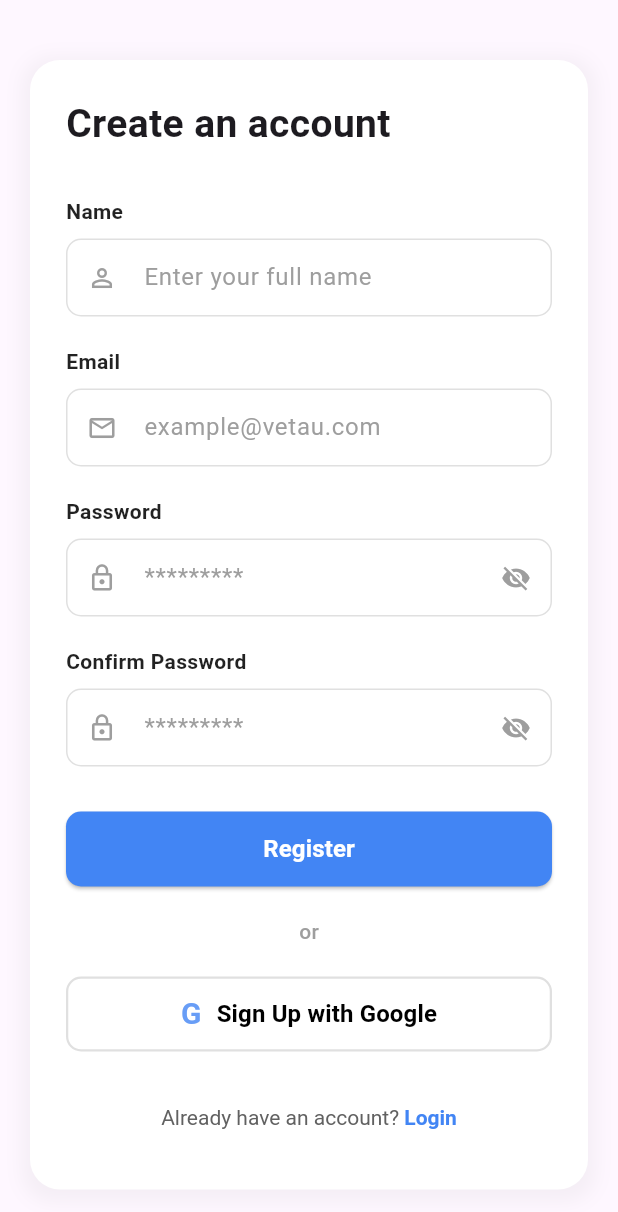
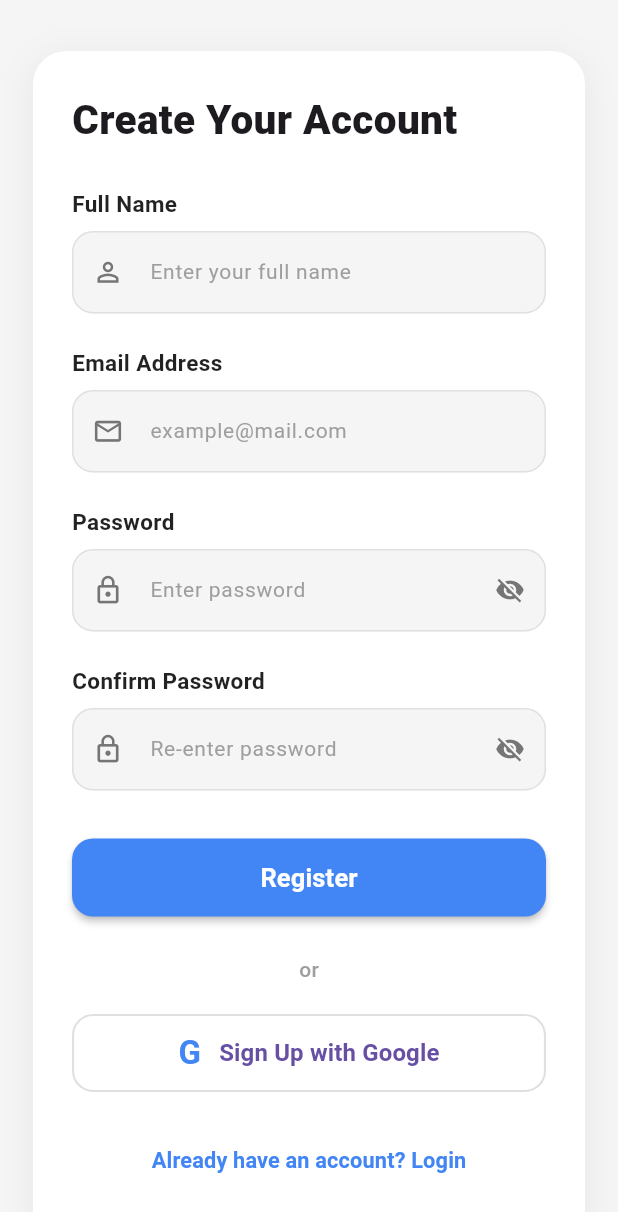
Before and after one commit to Bhushan791/Vetau, a Flutter app: the RegisterPage screen opened by its route, on a phone screen of 412 x 824 dp. Shown: the top 1212 px of the screen. Run offline on Flutter 3.47's test engine with Material 3 defaults, Android fonts, the phone set to English and light mode, and no system bars; our stand-ins replace app_links, flutter_riverpod, geocoding, geolocator, google_fonts, google_maps_flutter and 3 more; accounts and stored records are empty.

Commit message:
fixing the register page

```diff
--- a/frontend/lib/config/api_constants.dart
+++ b/frontend/lib/config/api_constants.dart
@@ -1,4 +1,4 @@
 class ApiConstants {
-  static const String baseUrl = "https://vetau.onrender.com/api/v1";
-  // static const String baseUrl = "http://192.168.1.65:8000/api/v1/users";
+  // static const String baseUrl = "https://vetau.onrender.com/api/v1";
+  static const String baseUrl = "http://192.168.1.65:8000/api/v1/users";
 }
--- a/frontend/lib/pages/register.dart
+++ b/frontend/lib/pages/register.dart
@@ -1,18 +1,18 @@
 import 'package:flutter/material.dart';
 import 'package:frontend/config/api_constants.dart';
 import 'package:frontend/config/google_oauth_service.dart';
+import 'package:frontend/pages/login.dart';
 import 'package:http/http.dart' as http;
 import 'dart:convert';
 import 'package:shared_preferences/shared_preferences.dart';
-import 'package:url_launcher/url_launcher.dart';
 
 const Color primaryBlue = Color(0xFF4285F4);
 const Color secondaryGray = Color(0xFFE0E0E0);
-const double cardPadding = 24.0;
+const double cardPadding = 26.0;
 const String apiBaseUrl = ApiConstants.baseUrl;
 
 // ---------------------------
-// Labeled Input Field
+// REUSABLE INPUT FIELD
 // ---------------------------
 class LabeledInputField extends StatelessWidget {
   final String label;
@@ -45,7 +45,7 @@ class LabeledInputField extends StatelessWidget {
           label,
           style: const TextStyle(
             fontWeight: FontWeight.w600,
-            fontSize: 14,
+            fontSize: 15,
             color: Colors.black87,
           ),
         ),
@@ -56,38 +56,44 @@ class LabeledInputField extends StatelessWidget {
           validator: validator,
           keyboardType: isPassword
               ? TextInputType.visiblePassword
-              : (label == 'Email' ? TextInputType.emailAddress : TextInputType.text),
+              : (label == 'Email'
+                  ? TextInputType.emailAddress
+                  : TextInputType.text),
+          style: const TextStyle(fontSize: 15, fontWeight: FontWeight.w500),
           decoration: InputDecoration(
             hintText: hintText,
-            hintStyle: TextStyle(color: Colors.grey[500]),
+            hintStyle: TextStyle(
+              color: Colors.grey[500],
+              fontSize: 14,
+              fontWeight: FontWeight.w400,
+            ),
+            filled: true,
+            fillColor: Colors.grey[100],
             border: OutlineInputBorder(
-              borderRadius: BorderRadius.circular(10.0),
-              borderSide: BorderSide(color: secondaryGray, width: 1.0),
+              borderRadius: BorderRadius.circular(14),
+              borderSide: BorderSide(color: secondaryGray, width: 1),
+            ),
+            enabledBorder: OutlineInputBorder(
+              borderRadius: BorderRadius.circular(14),
+              borderSide: BorderSide(color: Colors.grey.shade300, width: 1),
             ),
             focusedBorder: OutlineInputBorder(
-              borderRadius: BorderRadius.circular(10.0),
-              borderSide: const BorderSide(color: primaryBlue, width: 1.5),
+              borderRadius: BorderRadius.circular(14),
+              borderSide: const BorderSide(color: primaryBlue, width: 1.6),
             ),
-            enabledBorder: OutlineInputBorder(
-              borderRadius: BorderRadius.circular(10.0),
-              borderSide: BorderSide(color: secondaryGray, width: 1.0),
-            ),
-            prefixIcon: Icon(
-              prefixIcon,
-              color: Colors.grey[500],
-              size: 20,
-            ),
+            prefixIcon: Icon(prefixIcon, size: 21, color: Colors.grey[600]),
             suffixIcon: isPassword
                 ? IconButton(
                     icon: Icon(
                       isObscured ? Icons.visibility_off : Icons.visibility,
-                      color: Colors.grey,
+                      color: Colors.grey[600],
                       size: 20,
                     ),
                     onPressed: onToggleVisibility,
                   )
                 : null,
-            contentPadding: const EdgeInsets.symmetric(vertical: 14.0, horizontal: 10.0),
+            contentPadding: const EdgeInsets.symmetric(
+                vertical: 16, horizontal: 12),
           ),
         ),
       ],
@@ -96,7 +102,7 @@ class LabeledInputField extends StatelessWidget {
 }
 
 // ---------------------------
-// Register Page
+// REGISTER PAGE
 // ---------------------------
 class RegisterPage extends StatefulWidget {
   const RegisterPage({super.key});
@@ -126,9 +132,7 @@ class _RegisterPageState extends State<RegisterPage> {
     super.dispose();
   }
 
-  // ---------------------------
   // VALIDATIONS
-  // ---------------------------
   String? _validateEmail(String? value) {
     if (value == null || value.isEmpty) return 'Email is required';
     final emailRegex = RegExp(r'^[^\s@]+@[^\s@]+\.[^\s@]+$');
@@ -149,250 +153,249 @@ class _RegisterPageState extends State<RegisterPage> {
   }
 
   // ---------------------------
-  // SHARED PREFERENCES SAVE
-  // ---------------------------
-  Future<void> _saveUserData({
-    required String token,
-    required String fullName,
-    required String email,
-  }) async {
-    final prefs = await SharedPreferences.getInstance();
-    await prefs.setString('token', token);
-    await prefs.setString('fullName', fullName);
-    await prefs.setString('email', email);
-  }
-
-  // ---------------------------
   // REGISTER API CALL
   // ---------------------------
-  Future<void> _register() async {
-    if (!_formKey.currentState!.validate()) return;
+  Future<void> registerUser() async {
+    var request = http.MultipartRequest("POST", Uri.parse('$apiBaseUrl/users/register/'),);
 
-    setState(() => _isLoading = true);
+    request.fields["fullName"] = _nameController.text.trim();
+    request.fields["email"] = _emailController.text.trim();
+    request.fields["password"] = _passwordController.text.trim();
+    request.fields["authType"] = "normal";
+
+    print("Sending fields: ${request.fields}");
 
     try {
-      final response = await http.post(
-        Uri.parse('$apiBaseUrl/users/register/'),
-        headers: {'Content-Type': 'application/json'},
-        body: jsonEncode({
-          'fullName': _nameController.text.trim(),
-          'email': _emailController.text.trim(),
-          'password': _passwordController.text,
-          'authType': 'normal',
-        }),
-      );
+      var response = await request.send();
+      String body = await response.stream.bytesToString();
 
-      setState(() => _isLoading = false);
+      print("STATUS: ${response.statusCode}");
+      print("BODY: $body");
 
-      final data = jsonDecode(response.body);
-
-      print('STATUS: ${response.statusCode}');
-      print('BODY: $data');
-
-      if (response.statusCode == 201) {
-        // Save token and user info
-        await _saveUserData(
-          token: data['accessToken'],
-          fullName: data['user']['fullName'],
-          email: data['user']['email'],
+      if (response.statusCode == 201 || response.statusCode == 200) {
+        ScaffoldMessenger.of(context).showSnackBar(
+          const SnackBar(content: Text("Registration Successful!")),
         );
 
-        ScaffoldMessenger.of(context).showSnackBar(
-          const SnackBar(content: Text('Registration successful!'), backgroundColor: Colors.green),
+        Navigator.pushReplacement(
+          context,
+          MaterialPageRoute(builder: (_) => LoginPage()),
         );
-
-        // Clear form
-        _nameController.clear();
-        _emailController.clear();
-        _passwordController.clear();
-        _confirmPasswordController.clear();
-
-        // Navigate to home after delay
-        Future.delayed(const Duration(seconds: 2), () {
-          Navigator.pushReplacementNamed(context, '/home');
-        });
       } else {
         ScaffoldMessenger.of(context).showSnackBar(
-          SnackBar(
-            content: Text(data['message'] ?? 'Registration failed'),
-            backgroundColor: Colors.red,
-          ),
+          SnackBar(content: Text("Registration failed: $body")),
         );
       }
     } catch (e) {
-      setState(() => _isLoading = false);
+      print("Exception: $e");
       ScaffoldMessenger.of(context).showSnackBar(
-        SnackBar(
-          content: Text('Error: $e'),
-          backgroundColor: Colors.red,
-        ),
+        SnackBar(content: Text("Something went wrong: $e")),
       );
     }
   }
 
   // ---------------------------
-  // BUILD UI
+  // BUTTON HANDLER
+  // ---------------------------
+  void _register() async {
+    if (_formKey.currentState!.validate()) {
+      setState(() => _isLoading = true);
+
+      await registerUser();
+
+      if (mounted) {
+        setState(() => _isLoading = false);
+      }
+    }
+  }
+
+  // ---------------------------
+  // UI
   // ---------------------------
   @override
   Widget build(BuildContext context) {
     return Scaffold(
+      backgroundColor: Colors.grey[100],
       body: SafeArea(
         child: SingleChildScrollView(
-          padding: const EdgeInsets.symmetric(horizontal: 20.0, vertical: 40.0),
+          padding: const EdgeInsets.symmetric(horizontal: 22, vertical: 34),
           child: Center(
             child: Container(
+              padding: const EdgeInsets.all(cardPadding),
+              constraints: const BoxConstraints(maxWidth: 460),
               decoration: BoxDecoration(
                 color: Colors.white,
-                borderRadius: BorderRadius.circular(20.0),
+                borderRadius: BorderRadius.circular(22),
                 boxShadow: [
                   BoxShadow(
-                    color: Colors.grey.withOpacity(0.1),
-                    spreadRadius: 5,
-                    blurRadius: 10,
-                    offset: const Offset(0, 3),
+                    color: Colors.black.withOpacity(0.05),
+                    blurRadius: 18,
+                    spreadRadius: 2,
+                    offset: const Offset(0, 4),
                   ),
                 ],
               ),
-              padding: const EdgeInsets.all(cardPadding),
-              constraints: const BoxConstraints(maxWidth: 450),
               child: Form(
                 key: _formKey,
                 child: Column(
-                  crossAxisAlignment: CrossAxisAlignment.stretch,
-                  children: <Widget>[
+                  crossAxisAlignment: CrossAxisAlignment.start,
+                  children: [
                     const Text(
-                      'Create an account',
-                      style: TextStyle(fontSize: 26, fontWeight: FontWeight.bold),
+                      "Create Your Account",
+                      style: TextStyle(
+                        fontSize: 27,
+                        fontWeight: FontWeight.w800,
+                      ),
                     ),
-                    const SizedBox(height: 30),
+                    const SizedBox(height: 26),
 
-                    // Name
                     LabeledInputField(
-                      label: 'Name',
-                      hintText: 'Enter your full name',
+                      label: "Full Name",
+                      hintText: "Enter your full name",
                       prefixIcon: Icons.person_outline,
                       controller: _nameController,
-                      validator: (value) => value!.isEmpty ? 'Name is required' : null,
+                      validator: (v) =>
+                          v!.isEmpty ? "Name is required" : null,
                     ),
-                    const SizedBox(height: 20),
+                    const SizedBox(height: 22),
 
-                    // Email
                     LabeledInputField(
-                      label: 'Email',
-                      hintText: 'example@vetau.com',
+                      label: "Email Address",
+                      hintText: "example@mail.com",
                       prefixIcon: Icons.email_outlined,
                       controller: _emailController,
                       validator: _validateEmail,
                     ),
-                    const SizedBox(height: 20),
+                    const SizedBox(height: 22),
 
-                    // Password
                     LabeledInputField(
-                      label: 'Password',
-                      hintText: '*********',
+                      label: "Password",
+                      hintText: "Enter password",
                       prefixIcon: Icons.lock_outline,
                       isPassword: true,
                       isObscured: _isPasswordObscured,
                       onToggleVisibility: () {
-                        setState(() => _isPasswordObscured = !_isPasswordObscured);
+                        setState(() =>
+                            _isPasswordObscured = !_isPasswordObscured);
                       },
                       controller: _passwordController,
                       validator: _validatePassword,
                     ),
-                    const SizedBox(height: 20),
+                    const SizedBox(height: 22),
 
-                    // Confirm Password
                     LabeledInputField(
-                      label: 'Confirm Password',
-                      hintText: '*********',
+                      label: "Confirm Password",
+                      hintText: "Re-enter password",
                       prefixIcon: Icons.lock_outline,
                       isPassword: true,
                       isObscured: _isConfirmPasswordObscured,
                       onToggleVisibility: () {
-                        setState(() => _isConfirmPasswordObscured = !_isConfirmPasswordObscured);
+                        setState(() =>
+                            _isConfirmPasswordObscured = !_isConfirmPasswordObscured);
                       },
                       controller: _confirmPasswordController,
                       validator: _validateConfirmPassword,
                     ),
-                    const SizedBox(height: 30),
+                    const SizedBox(height: 32),
 
                     // Register Button
                     SizedBox(
-                      height: 50,
+                      width: double.infinity,
+                      height: 52,
                       child: ElevatedButton(
                         onPressed: _isLoading ? null : _register,
                         style: ElevatedButton.styleFrom(
                           backgroundColor: primaryBlue,
-                          disabledBackgroundColor: Colors.grey[300],
-                          shape: RoundedRectangleBorder(borderRadius: BorderRadius.circular(10.0)),
+                          foregroundColor: Colors.white,
+                          shape: RoundedRectangleBorder(
+                            borderRadius: BorderRadius.circular(14),
+                          ),
+                          elevation: 2,
                         ),
                         child: _isLoading
                             ? const CircularProgressIndicator(
-                                valueColor: AlwaysStoppedAnimation<Color>(Colors.white),
                                 strokeWidth: 2,
-                              )
+                                valueColor:
+                                    AlwaysStoppedAnimation<Color>(Colors.white))
                             : const Text(
-                                'Register',
-                                style: TextStyle(fontSize: 16, fontWeight: FontWeight.bold, color: Colors.white),
+                                "Register",
+                                style: TextStyle(
+                                    fontSize: 17, fontWeight: FontWeight.w700),
                               ),
+                      ),
+                    ),
+                    const SizedBox(height: 25),
+
+                    const Center(
+                      child: Text(
+                        "or",
+                        style: TextStyle(
+                          color: Colors.grey,
+                          fontWeight: FontWeight.w500,
+                        ),
                       ),
                     ),
                     const SizedBox(height: 20),
 
-                    const Center(child: Text('or', style: TextStyle(color: Colors.grey, fontWeight: FontWeight.w500))),
-                    const SizedBox(height: 20),
-
-                    // Google Button (UI only, backend integration can be added later)
-                    // Google Sign Up Button
+                    // Google Signup
                     SizedBox(
-                      height: 50,
+                      width: double.infinity,
+                      height: 52,
                       child: OutlinedButton(
                         onPressed: () {
-                          GoogleOAuthService.openGoogleLogin(context); // 🚀 Start Google Auth
+                          GoogleOAuthService.openGoogleLogin(context);
                         },
                         style: OutlinedButton.styleFrom(
+                          side: BorderSide(color: Colors.grey.shade300, width: 1.4),
                           backgroundColor: Colors.white,
-                          foregroundColor: Colors.black,
-                          side: BorderSide(color: secondaryGray, width: 1.5),
-                          shape: RoundedRectangleBorder(borderRadius: BorderRadius.circular(10.0)),
-                          elevation: 0,
+                          shape: RoundedRectangleBorder(
+                            borderRadius: BorderRadius.circular(14),
+                          ),
                         ),
                         child: Row(
                           mainAxisAlignment: MainAxisAlignment.center,
                           children: [
                             Text(
-                              'G',
-                              style: TextStyle(fontSize: 20, fontWeight: FontWeight.bold, color: primaryBlue.withOpacity(0.8)),
+                              "G",
+                              style: TextStyle(
+                                color: primaryBlue,
+                                fontSize: 22,
+                                fontWeight: FontWeight.bold,
+                              ),
                             ),
-                            const SizedBox(width: 10),
+                            const SizedBox(width: 12),
                             const Text(
-                              'Sign Up with Google',
-                              style: TextStyle(fontSize: 16, fontWeight: FontWeight.w600),
+                              "Sign Up with Google",
+                              style: TextStyle(
+                                  fontSize: 16, fontWeight: FontWeight.w600),
                             ),
                           ],
                         ),
                       ),
                     ),
 
-                    const SizedBox(height: 20),
+                    const SizedBox(height: 22),
 
-                    // Login link
                     Center(
                       child: TextButton(
                         onPressed: () {
-                          Navigator.pushNamed(context, '/login');
+                          Navigator.pushReplacement(
+                            context,
+                            MaterialPageRoute(builder: (_) => LoginPage()),
+                          );
                         },
-                        child: RichText(
-                          text: TextSpan(
-                            style: TextStyle(fontSize: 14, color: Colors.grey[700]),
-                            children: const [
-                              TextSpan(text: 'Already have an account? '),
-                              TextSpan(text: 'Login', style: TextStyle(color: primaryBlue, fontWeight: FontWeight.bold)),
-                            ],
+                        child: const Text(
+                          "Already have an account? Login",
+                          style: TextStyle(
+                            fontWeight: FontWeight.w600,
+                            color: primaryBlue,
+                            fontSize: 14.5,
                           ),
                         ),
                       ),
                     ),
+
+                    const SizedBox(height: 10),
                   ],
                 ),
               ),
```
